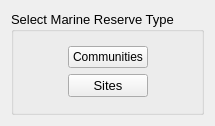
Ecotrust/delphos, file src/gui/select_mpa_type.ui: the form before one commit.
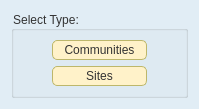
The form after the commit.

```diff
--- a/src/gui/select_mpa_type.ui
+++ b/src/gui/select_mpa_type.ui
@@ -6,38 +6,164 @@
     <x>0</x>
     <y>0</y>
     <width>199</width>
-    <height>126</height>
+    <height>105</height>
    </rect>
   </property>
   <property name="windowTitle" >
    <string/>
   </property>
+  <property name="styleSheet" >
+   <string notr="true" >.QWidget {
+   background-color: #E1EDF5;
+}
+
+/*Non-main window popup widgets
+QWidget {
+     background-color: #f0f0f5;
+}
+*/
+
+
+	
+QWidget {
+    font-family: arial;
+    color: #333333;	
+}
+
+
+QHeaderView::section {
+    padding-left: 2px;
+    padding-right: 4px;
+    background-color: #FFF7DB;
+    border-width: 1px;
+    border-color: darkkhaki;
+    border-style: solid;
+}
+
+QHeaderView::section:hover {
+   background-color: #FFDF94;
+}
+
+/* Increase the padding, so the text is shifted when the button is
+   pressed. */
+QHeaderView::section:pressed {
+    padding-left: 4px;
+    padding-top: 4px;
+    background-color: #E6A84C;
+}
+
+QMainWindow {
+    background-color: gainsboro;
+    background-position: top right;
+    background-repeat: no-repeat
+}
+
+
+/* Nice Windows-XP-style password character. */
+QLineEdit[echoMode="2"] {
+    lineedit-password-character: 9679;
+}
+
+/* We provide a min-width and min-height for push buttons
+   so that they look elegant regardless of the width of the text. */
+QPushButton {
+    background-color: #FFF2C9;
+    border-width: 1px;
+    border-color: darkkhaki;
+    border-style: solid;
+    border-radius: 5;
+    padding: 2px;
+    padding-left: 4px;
+    padding-right: 4px;
+    min-width: 9ex;
+    min-height: 2.5ex;
+}
+
+QPushButton:hover {
+   background-color: #FFDF94;
+}
+
+/* Increase the padding, so the text is shifted when the button is
+   pressed. */
+QPushButton:pressed {
+    padding-left: 4px;
+    padding-top: 4px;
+    background-color: #E6A84C;
+}
+
+QLabel, QAbstractButton {
+    font: normal;
+}
+
+/* Mark mandatory fields with a brownish color. */
+.mandatory {
+    color: brown;
+}
+
+/* Bold text on status bar looks awful. */
+QStatusBar QLabel {
+   font: normal;
+}
+
+QStatusBar::item {
+    border-width: 1;
+    border-color: darkkhaki;
+    border-style: solid;
+    border-radius: 2;
+}
+
+QComboBox, QLineEdit, QSpinBox, QTextEdit, QListView {
+    background-color: #fafbfc;
+    selection-color: #0a214c;
+    selection-background-color: #FFF2C9;
+}
+
+/* We reserve 1 pixel space in padding. When we get the focus,
+   we kill the padding and enlarge the border. This makes the items
+   glow. */
+QLineEdit {
+    border-width: 1px;
+    padding: 1px;
+    border-style: solid;
+    border-color: #5f66a1;
+    border-radius: 4px;
+}
+
+/* As mentioned above, eliminate the padding and increase the border. */
+QLineEdit:focus, QFrame:focus {
+    border-width: 2px;
+    padding: 0px;
+}
+
+/* Nice to have the background color change when hovered. */
+QRadioButton:hover, QCheckBox:hover {
+    background-color: #FFDF94;
+}
+
+/* Force the dialog's buttons to follow the Windows guidelines. */
+QDialogButtonBox {
+    button-layout: 0;
+}
+
+QToolTip {
+    padding: 5px;
+    border-radius: 3px;
+    opacity: 200;
+}
+</string>
+  </property>
   <layout class="QHBoxLayout" >
    <item>
     <widget class="QGroupBox" name="groupBox" >
      <property name="font" >
       <font>
-       <family>Arial</family>
-       <pointsize>10</pointsize>
+       <family>arial</family>
       </font>
      </property>
      <property name="title" >
-      <string>Select Marine Reserve Type</string>
+      <string>Select Type:</string>
      </property>
      <layout class="QVBoxLayout" >
-      <item>
-       <spacer>
-        <property name="orientation" >
-         <enum>Qt::Vertical</enum>
-        </property>
-        <property name="sizeHint" >
-         <size>
-          <width>20</width>
-          <height>40</height>
-         </size>
-        </property>
-       </spacer>
-      </item>
       <item>
        <layout class="QHBoxLayout" >
         <item>
@@ -45,7 +171,7 @@
           <property name="orientation" >
            <enum>Qt::Horizontal</enum>
           </property>
-          <property name="sizeHint" >
+          <property name="sizeHint" stdset="0" >
            <size>
             <width>40</width>
             <height>20</height>
@@ -57,10 +183,18 @@
          <layout class="QVBoxLayout" >
           <item>
            <widget class="QPushButton" name="communities_type_button" >
+            <property name="minimumSize" >
+             <size>
+              <width>95</width>
+              <height>20</height>
+             </size>
+            </property>
             <property name="font" >
              <font>
-              <family>Arial</family>
-              <pointsize>9</pointsize>
+              <family>arial</family>
+              <weight>50</weight>
+              <italic>false</italic>
+              <bold>false</bold>
              </font>
             </property>
             <property name="text" >
@@ -70,10 +204,18 @@
           </item>
           <item>
            <widget class="QPushButton" name="sites_type_button" >
+            <property name="minimumSize" >
+             <size>
+              <width>95</width>
+              <height>20</height>
+             </size>
+            </property>
             <property name="font" >
              <font>
-              <family>Arial</family>
-              <pointsize>10</pointsize>
+              <family>arial</family>
+              <weight>50</weight>
+              <italic>false</italic>
+              <bold>false</bold>
              </font>
             </property>
             <property name="text" >
@@ -88,7 +230,7 @@
           <property name="orientation" >
            <enum>Qt::Horizontal</enum>
           </property>
-          <property name="sizeHint" >
+          <property name="sizeHint" stdset="0" >
            <size>
             <width>40</width>
             <height>20</height>
@@ -98,19 +240,6 @@
         </item>
        </layout>
       </item>
-      <item>
-       <spacer>
-        <property name="orientation" >
-         <enum>Qt::Vertical</enum>
-        </property>
-        <property name="sizeHint" >
-         <size>
-          <width>20</width>
-          <height>40</height>
-         </size>
-        </property>
-       </spacer>
-      </item>
      </layout>
     </widget>
    </item>
```
